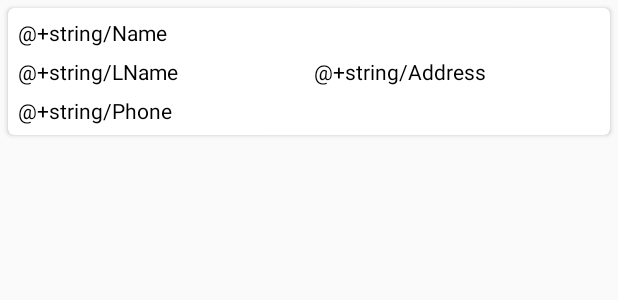
After one commit to doylej35/WorkMate, an Android app: the layout adapter_rv.xml on its own in the app's theme, with its tools: preview values and no code run, on a phone screen of 412 x 824 dp. The commit adds this screen. Shown: the top 300 px of the screen. Run offline under Robolectric (Android 15) with nearby library versions, the phone set to English and light mode, and no system bars.

Commit message:
Recycler View

```diff
--- a/app/src/main/java/com/example/workmate/DatabaseHelper.java
+++ b/app/src/main/java/com/example/workmate/DatabaseHelper.java
@@ -8,7 +8,6 @@ import android.database.sqlite.SQLiteOpenHelper;
 import android.util.Log;
 
 import java.util.ArrayList;
-import java.util.function.Supplier;
 
 import androidx.annotation.Nullable;
 
@@ -206,5 +205,4 @@ public class DatabaseHelper extends SQLiteOpenHelper {
         search.close();
         return supplier;
     }
-
 }
--- /dev/null
+++ b/app/src/main/res/layout/adapter_rv.xml
@@ -0,0 +1,67 @@
+<?xml version="1.0" encoding="utf-8"?>
+<androidx.cardview.widget.CardView
+    xmlns:android="http://schemas.android.com/apk/res/android"
+    xmlns:app="http://schemas.android.com/apk/res-auto"
+    android:layout_width="match_parent"
+    android:layout_height="wrap_content"
+    android:layout_margin="5dp"
+    android:elevation="8dp"
+    app:cardCornerRadius="4dp">
+
+    <LinearLayout
+        android:layout_width="match_parent"
+        android:layout_height="wrap_content"
+        android:layout_margin="3dp"
+        android:orientation="vertical">
+
+        <!--text view for our course name-->
+        <TextView
+            android:id="@+id/idTVName"
+            android:layout_width="match_parent"
+            android:layout_height="wrap_content"
+            android:padding="3dp"
+            android:text="@+string/Name"
+            android:textColor="@color/black" />
+
+        <LinearLayout
+            android:layout_width="match_parent"
+            android:layout_height="wrap_content"
+            android:orientation="horizontal"
+            android:weightSum="2">
+
+            <!--text view for our course tracks-->
+            <TextView
+                android:id="@+id/idTVLName"
+                android:layout_width="0dp"
+                android:layout_height="wrap_content"
+                android:layout_weight="1"
+                android:padding="3dp"
+                android:text="@+string/LName"
+                android:textColor="@color/black" />
+
+
+            <!--text view for our course duration-->
+            <TextView
+                android:id="@+id/idTVAddress"
+                android:layout_width="0dp"
+                android:layout_height="wrap_content"
+                android:layout_weight="1"
+                android:padding="3dp"
+                android:text="@+string/Address"
+                android:textColor="@color/black" />
+
+        </LinearLayout>
+
+        <!--text view for our course description-->
+        <TextView
+            android:id="@+id/idTVPhone"
+            android:layout_width="match_parent"
+            android:layout_height="0dp"
+            android:layout_weight="1"
+            android:padding="3dp"
+            android:text="@+string/Phone"
+            android:textColor="@color/black" />
+
+    </LinearLayout>
+
+</androidx.cardview.widget.CardView>
```
Also changed, not shown: app/src/main/java/com/example/workmate/MainActivity.java (+22 -21 lines), app/src/main/java/com/example/workmate/RVAdapter.java (added, +66 -0 lines), app/src/main/java/com/example/workmate/SearchFragment.java (+36 -3 lines), app/src/main/res/layout/fragment_search.xml (+11 -35 lines).
